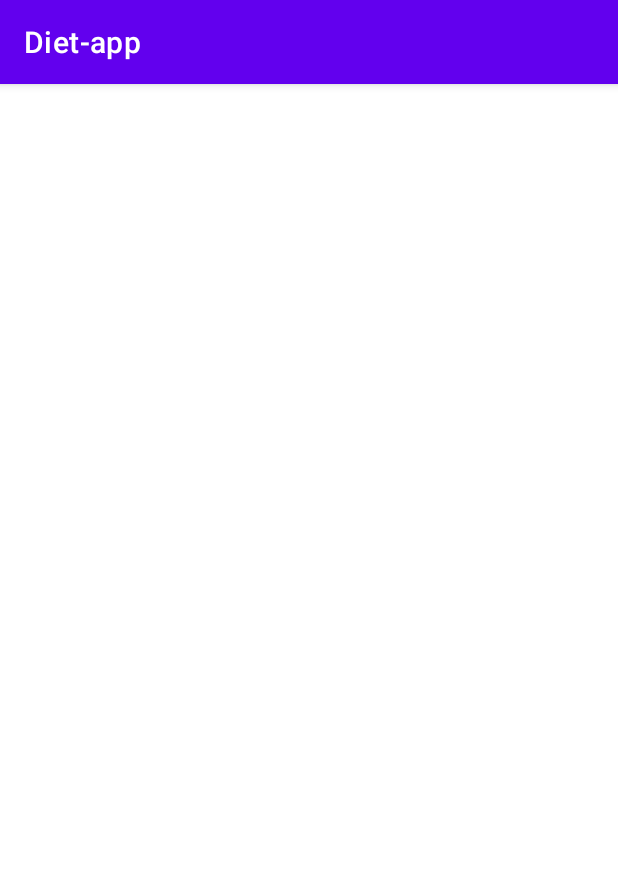
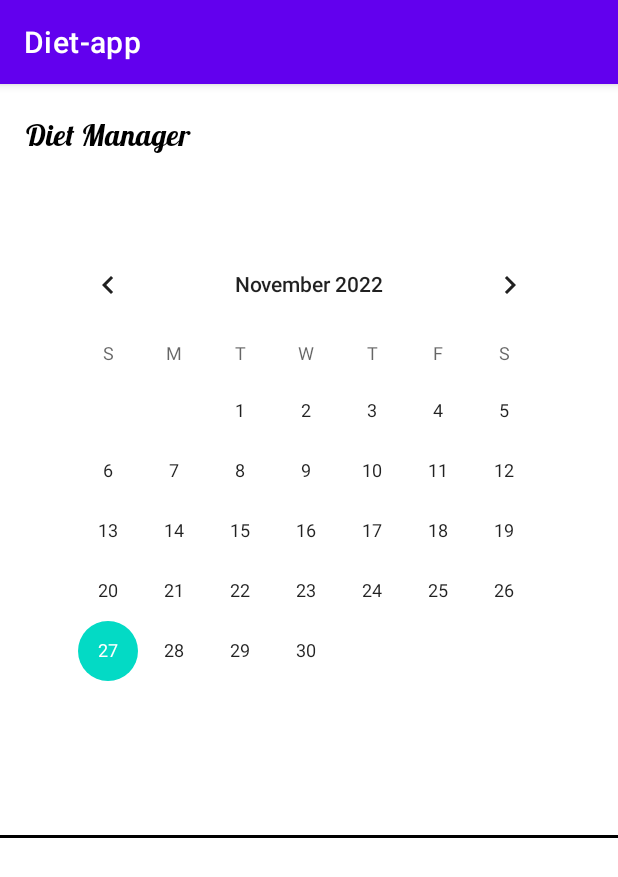
Before and after one commit to diet-app/diet-app, an Android app: the screen it shows after launch (MainActivity), on a phone screen of 412 x 824 dp. Shown: the top 877 px of the screen. Run offline under Robolectric (Android 15) with nearby library versions, the phone set to English and light mode, and no system bars.

Commit message:
Add main_calendar, Title text

```diff
--- a/app/src/main/java/com/sggyu/diet_app/MainActivity.java
+++ b/app/src/main/java/com/sggyu/diet_app/MainActivity.java
@@ -3,12 +3,18 @@ package com.sggyu.diet_app;
 import androidx.appcompat.app.AppCompatActivity;
 
 import android.os.Bundle;
+import android.widget.CalendarView;
+import android.widget.ListView;
 
 public class MainActivity extends AppCompatActivity {
+
+    public CalendarView calendarView;
+    public ListView listView;
 
     @Override
     protected void onCreate(Bundle savedInstanceState) {
         super.onCreate(savedInstanceState);
         setContentView(R.layout.activity_main);
+        calendarView = findViewById(R.id.calendarView);
     }
 }
--- a/app/src/main/res/layout/activity_main.xml
+++ b/app/src/main/res/layout/activity_main.xml
@@ -1,5 +1,5 @@
 <?xml version="1.0" encoding="utf-8"?>
-<androidx.constraintlayout.widget.ConstraintLayout xmlns:android="http://schemas.android.com/apk/res/android"
+<RelativeLayout xmlns:android="http://schemas.android.com/apk/res/android"
     xmlns:app="http://schemas.android.com/apk/res-auto"
     xmlns:tools="http://schemas.android.com/tools"
     android:layout_width="match_parent"
@@ -17,23 +17,44 @@
         android:fontFamily="@font/lobster"
         android:gravity="center_horizontal|center_vertical"
         android:text="@string/diet_manage"
-        android:textAppearance="@style/diet_manage"
         app:layout_constraintStart_toStartOf="parent"
         app:layout_constraintTop_toTopOf="parent" />
 
     <CalendarView
         android:id="@+id/calendarView"
-        android:layout_width="0dp"
-        android:layout_height="327dp"
+        android:layout_width="wrap_content"
+        android:layout_height="353dp"
         android:layout_alignParentStart="true"
         android:layout_alignParentTop="true"
-        android:layout_marginStart="60dp"
-        android:layout_marginTop="85dp"
-        android:layout_marginEnd="60dp"
-        android:background="@drawable/main_calendar"
-        android:elevation="4dp"
+        android:layout_alignParentEnd="true"
+        android:layout_alignParentBottom="true"
+        android:layout_marginStart="30dp"
+        android:layout_marginTop="100dp"
+        android:layout_marginEnd="30dp"
+        android:layout_marginBottom="270dp"
         app:layout_constraintEnd_toEndOf="parent"
         app:layout_constraintStart_toStartOf="parent"
         app:layout_constraintTop_toTopOf="parent" />
 
-</androidx.constraintlayout.widget.ConstraintLayout>
+    <View
+        android:id="@+id/View1"
+        android:layout_width="match_parent"
+        android:layout_height="3px"
+        android:layout_alignParentBottom="true"
+        android:layout_marginBottom="265dp"
+        android:background="#000000" />
+
+    <ListView
+        android:layout_width="350dp"
+        android:layout_height="179dp"
+        android:layout_alignParentStart="true"
+        android:layout_alignParentEnd="true"
+        android:layout_alignParentBottom="true"
+        android:layout_marginStart="30dp"
+        android:layout_marginTop="204dp"
+        android:layout_marginEnd="30dp"
+        android:layout_marginBottom="65dp"
+        android:textSize = "5dp" />
+
+
+</RelativeLayout>
--- a/app/src/main/res/values/themes.xml
+++ b/app/src/main/res/values/themes.xml
@@ -12,5 +12,9 @@
         <!-- Status bar color. -->
         <item name="android:statusBarColor">?attr/colorPrimaryVariant</item>
         <!-- Customize your theme here. -->
+
+        <item name="android:textSize">20sp</item>
+        <item name="android:textColor">#000000</item>
+
     </style>
 </resources>
```
Also changed, not shown: app/src/main/res/drawable/main_calendar.xml (deleted, +0 -14 lines), app/src/main/res/layout/main_listview.xml (added, +11 -0 lines), app/src/main/res/values/styles.xml (deleted, +0 -8 lines), gradle/wrapper/gradle-wrapper.properties.
